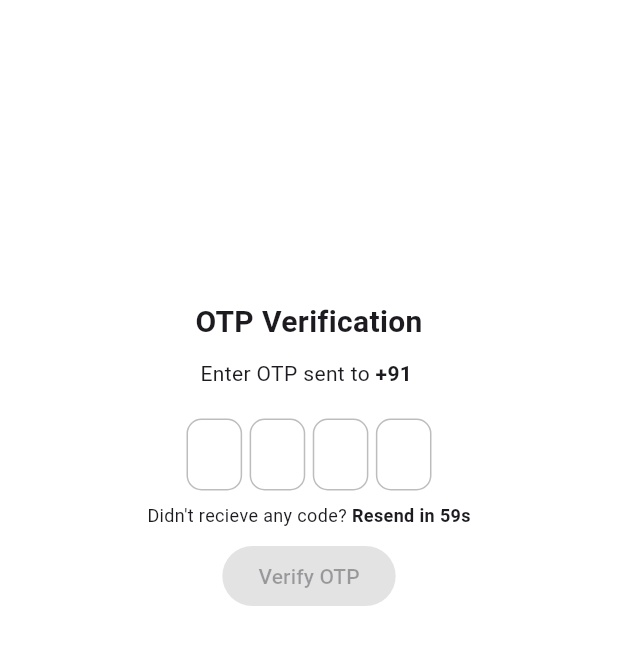
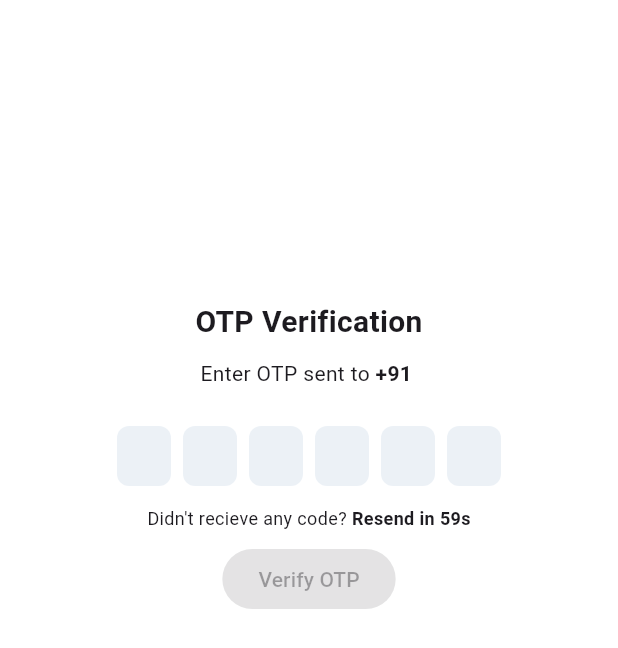
Before and after one commit to Mayuresh-G-Mhatre/public-bicycle-sharing-2, a Flutter app: the OtpScreen screen opened directly with empty values, on a phone screen of 412 x 824 dp. Shown: the top 648 px of the screen. Run offline on Flutter 3.47's test engine with Material 2 defaults, Android fonts, the phone set to English and light mode, and no system bars; drawn by our look-alikes of otp_text_field, pinput; our stand-ins replace accordion, animated_text_kit, flutter_rating_bar, fluttertoast, geolocator, introduction_screen and 7 more; missing offline and left inert: flutter_osm_plugin, qr_code_scanner, slide_to_confirm; accounts and stored records are empty.

```diff
--- a/lib/main.dart
+++ b/lib/main.dart
@@ -83,7 +83,7 @@ class _MyAppState extends State<MyApp> {
       darkTheme: _darkTheme,
       themeMode: currentTheme.currentTheme(),
       home: const SplashScreen(),
-      // home: LoginScreen(), // for testing
+      // home: const LoginScreen(), // for testing
     );
   }
 }
--- a/lib/screens/home/home.dart
+++ b/lib/screens/home/home.dart
@@ -85,6 +85,10 @@ class _HomeScreenState extends State<HomeScreen> {
       ),
       body: Stack(
         children: [
+          // container for testing purpose
+          // Container(
+          //   color: Colors.red,
+          // ),
           Padding(
             padding: const EdgeInsets.symmetric(vertical: 10, horizontal: 10),
             child: OSMFlutter(
--- a/lib/screens/home/in_ride.dart
+++ b/lib/screens/home/in_ride.dart
@@ -84,6 +84,10 @@ class _InRideScreenState extends State<InRideScreen> {
       body: SafeArea(
         child: Stack(
           children: [
+            // container for testing purpose
+            // Container(
+            // color: Colors.red,
+          // ),
             Padding(
               padding: const EdgeInsets.symmetric(vertical: 10, horizontal: 10),
               child: OSMFlutter(
--- a/lib/screens/login/otp.dart
+++ b/lib/screens/login/otp.dart
@@ -3,6 +3,8 @@ import 'package:flutter/material.dart';
 import 'package:fluttertoast/fluttertoast.dart';
 import 'package:otp_text_field/otp_field.dart';
 import 'package:otp_text_field/style.dart';
+import 'package:sms_autofill/sms_autofill.dart';
+import 'package:pinput/pinput.dart';
 
 import '../home/default_home.dart';
 import 'register.dart';
@@ -20,7 +22,12 @@ class OtpScreen extends StatefulWidget {
 }
 
 class _OtpScreenState extends State<OtpScreen> {
-  late OtpFieldController otpController = OtpFieldController();
+  // late OtpFieldController otpController = OtpFieldController();
+
+  TextEditingController otpController = TextEditingController();
+  FocusNode otpFocusNode = FocusNode();
+  bool showError = false;
+
   bool otpFilled = false;
   int _seconds = 60;
   late Timer _timer;
@@ -49,9 +56,31 @@ class _OtpScreenState extends State<OtpScreen> {
   }
 
   @override
+  void dispose() {
+    otpController.dispose();
+    otpFocusNode.dispose();
+    _timer.cancel();
+    super.dispose();
+  }
+
+  @override
   Widget build(BuildContext context) {
     width = MediaQuery.of(context).size.width;
     height = MediaQuery.of(context).size.height;
+
+    const length = 6;
+    const borderColor = Color.fromARGB(255, 114, 178, 238);
+    const errorColor = Colors.red;
+    const fillColor = Color.fromRGBO(222, 231, 240, .57);
+    final defaultPinTheme = PinTheme(
+      width: 36,
+      height: 40,
+      decoration: BoxDecoration(
+        color: fillColor,
+        borderRadius: BorderRadius.circular(8),
+        border: Border.all(color: Colors.transparent),
+      ),
+    );
     return Scaffold(
       body: SafeArea(
         child: Column(
@@ -75,26 +104,96 @@ class _OtpScreenState extends State<OtpScreen> {
               ],
             ),
             const SizedBox(height: 20.0),
-            Padding(
-              padding: const EdgeInsets.fromLTRB(90, 0, 90, 0),
-              child: OTPTextField(
-                controller: otpController,
-                length: 4,
-                width: MediaQuery.of(context).size.width,
-                spaceBetween: 5.0,
-                textFieldAlignment: MainAxisAlignment.center,
-                fieldWidth: width * 0.09,
-                fieldStyle: FieldStyle.box,
-                outlineBorderRadius: 10,
-                style: const TextStyle(fontSize: 15),
-                keyboardType: TextInputType.number,
-                onChanged: (otp) {
+            SizedBox(
+              height: 50,
+              child: Pinput(
+                onChanged: (pin) {
+                  // print(pin + ' ' + (pin.length).toString());
                   setState(() {
-                    otpFilled = otp.length == 4;
+                    otpFilled = pin.length == 6;
                   });
                 },
+                onCompleted: (pin) {
+                  // print(pin);
+                  // setState(() {
+                  //   otpFilled = true;
+                  // });
+
+                  setState(() {
+                    // check if otp is correct by qureying firestore database //
+
+                    // simulate firebase //
+                    // check if phone number exists in firestore and if doesn't then route to registration screen //
+                    // else route to home screen //
+                    if (!repeatedNumbersRegex.hasMatch(widget.phoneNumber)) {
+                      Navigator.of(context).pushAndRemoveUntil(
+                          MaterialPageRoute(
+                            builder: (context) => RegistrationScreen(
+                                phoneNumber: widget.phoneNumber),
+                          ),
+                          (route) => false);
+                    } else {
+                      Navigator.of(context).pushAndRemoveUntil(
+                          MaterialPageRoute(
+                            builder: (context) => const DefaultHomeScreen(),
+                          ),
+                          (route) => false);
+                      Fluttertoast.showToast(
+                        msg: 'Login Successfull',
+                        gravity: ToastGravity.BOTTOM,
+                        toastLength: Toast.LENGTH_SHORT,
+                        backgroundColor: Colors.black,
+                        textColor: Colors.white,
+                        fontSize: 16.0,
+                      );
+                    }
+                  });
+                },
+                length: length,
+                controller: otpController,
+                androidSmsAutofillMethod:
+                    AndroidSmsAutofillMethod.smsRetrieverApi,
+                closeKeyboardWhenCompleted: true,
+                errorText: 'Invalid OTP',
+                keyboardType: TextInputType.number,
+                pinAnimationType: PinAnimationType.slide,
+                focusNode: otpFocusNode,
+                defaultPinTheme: defaultPinTheme,
+                focusedPinTheme: defaultPinTheme.copyWith(
+                  height: 44,
+                  width: 48,
+                  decoration: defaultPinTheme.decoration!.copyWith(
+                    border: Border.all(color: borderColor),
+                  ),
+                ),
+                errorPinTheme: defaultPinTheme.copyWith(
+                  decoration: BoxDecoration(
+                    color: errorColor,
+                    borderRadius: BorderRadius.circular(8),
+                  ),
+                ),
               ),
             ),
+            // Padding(
+            //   padding: const EdgeInsets.fromLTRB(90, 0, 90, 0),
+            //   child: OTPTextField(
+            //     controller: otpController,
+            //     length: 4,
+            //     width: MediaQuery.of(context).size.width,
+            //     spaceBetween: 5.0,
+            //     textFieldAlignment: MainAxisAlignment.center,
+            //     fieldWidth: width * 0.09,
+            //     fieldStyle: FieldStyle.box,
+            //     outlineBorderRadius: 10,
+            //     style: const TextStyle(fontSize: 15),
+            //     keyboardType: TextInputType.number,
+            //     onChanged: (otp) {
+            //       setState(() {
+            //         otpFilled = otp.length == 4;
+            //       });
+            //     },
+            //   ),
+            // ),
             const SizedBox(height: 8.0),
             Row(
               mainAxisAlignment: MainAxisAlignment.center,
--- a/pubspec.yaml
+++ b/pubspec.yaml
@@ -45,11 +45,13 @@ dependencies:
   multiavatar: ^0.1.5
   otp_text_field: ^1.1.3
   persistent_bottom_nav_bar_v2: ^4.2.6
+  pinput: ^2.2.30
   qr_code_scanner: ^1.0.1
   share_plus: ^6.3.0
   shared_preferences: ^2.0.15
   sidebarx: ^0.14.0
   slide_to_confirm: ^1.1.0
+  sms_autofill: ^2.2.0
   stop_watch_timer: ^2.0.0
   url_launcher: ^6.1.7
 
```
Also changed, not shown: lib/screens/login/login.dart (+34 -24 lines), pubspec.lock, 6 other files.
